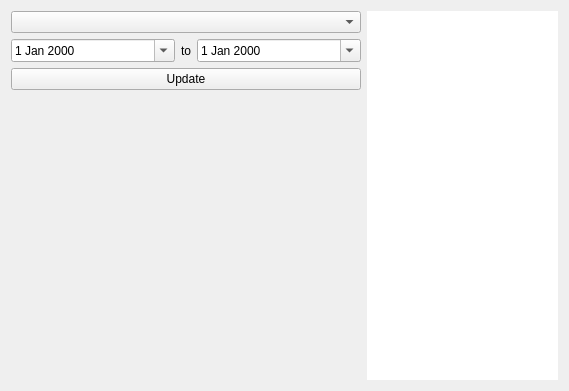
keshavbhatt/CurrencyConv, file src/rategraph.ui: the form before one commit.
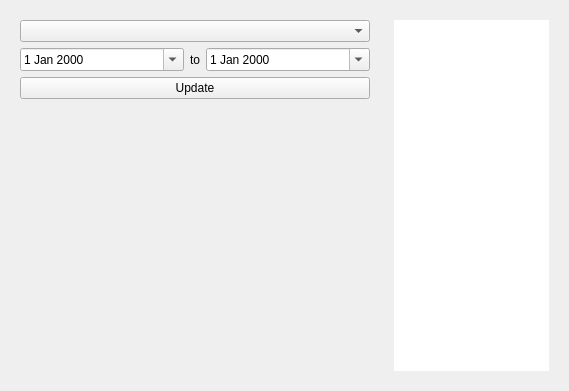
The form after the commit. Icons and pictures are not drawn. Custom widgets are drawn as their Qt base class.

Commit message: ui improvements,state and geom saving of widget

```diff
--- a/src/rategraph.ui
+++ b/src/rategraph.ui
@@ -15,6 +15,7 @@
   </property>
   <layout class="QHBoxLayout" name="horizontalLayout_2">
    <item>
+    <widget class="QWidget" name="plotViewWidget" native="true">
     <layout class="QVBoxLayout" name="verticalLayout_4">
      <item>
       <widget class="QComboBox" name="currencyComboBox">
@@ -112,7 +113,11 @@
       </widget>
      </item>
     </layout>
+    </widget>
    </item>
+   <item>
+    <widget class="QWidget" name="dataViewWidget" native="true">
+     <layout class="QVBoxLayout" name="verticalLayout_2">
    <item>
     <widget class="QTableView" name="tableView">
      <property name="styleSheet">
@@ -121,9 +126,15 @@
      <property name="frameShape">
       <enum>QFrame::NoFrame</enum>
      </property>
+        <property name="alternatingRowColors">
+         <bool>true</bool>
+        </property>
      <attribute name="verticalHeaderVisible">
       <bool>false</bool>
      </attribute>
+       </widget>
+      </item>
+     </layout>
     </widget>
    </item>
   </layout>
```
Lines whose indentation alone changed are shown as unchanged. The commit also changes 1 other file.
